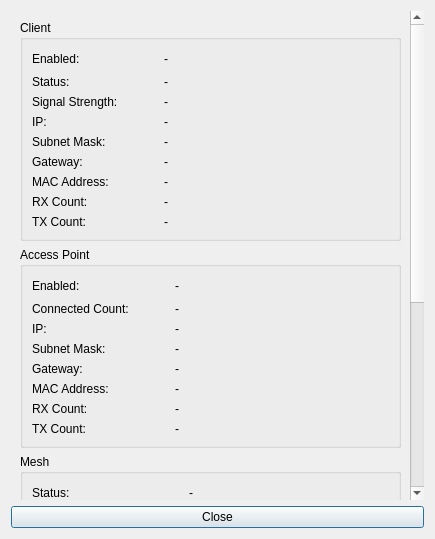
Tinkerforge/brickv, file src/brickv/plugin_system/plugins/master/ui/wifi2_status.ui: the form before one commit.
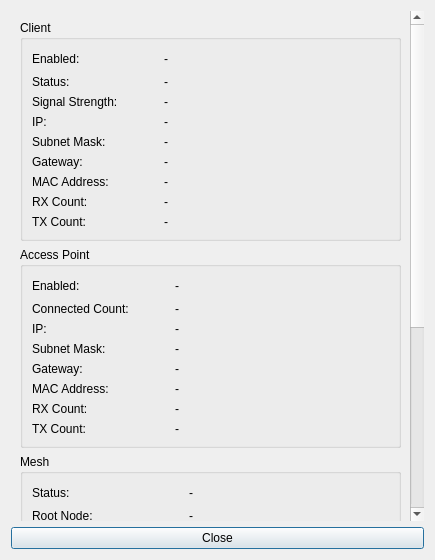
The form after the commit.

Commit message: wifi2: Increase status window height so there are no scroll bars by default

```diff
--- a/src/brickv/plugin_system/plugins/master/ui/wifi2_status.ui
+++ b/src/brickv/plugin_system/plugins/master/ui/wifi2_status.ui
@@ -7,7 +7,7 @@
     <x>0</x>
     <y>0</y>
     <width>435</width>
-    <height>539</height>
+    <height>560</height>
    </rect>
   </property>
   <property name="windowTitle">
@@ -26,9 +26,9 @@
       <property name="geometry">
        <rect>
         <x>0</x>
-        <y>-414</y>
-        <width>404</width>
-        <height>900</height>
+        <y>0</y>
+        <width>403</width>
+        <height>930</height>
        </rect>
       </property>
       <layout class="QVBoxLayout" name="verticalLayout_5">
```
